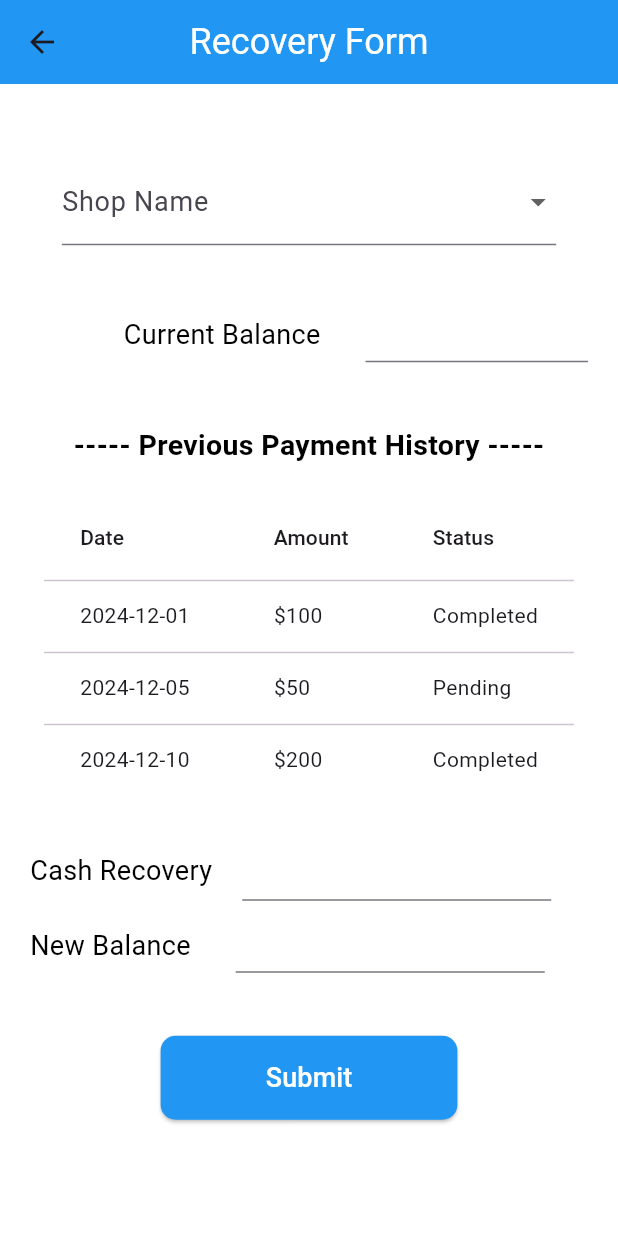
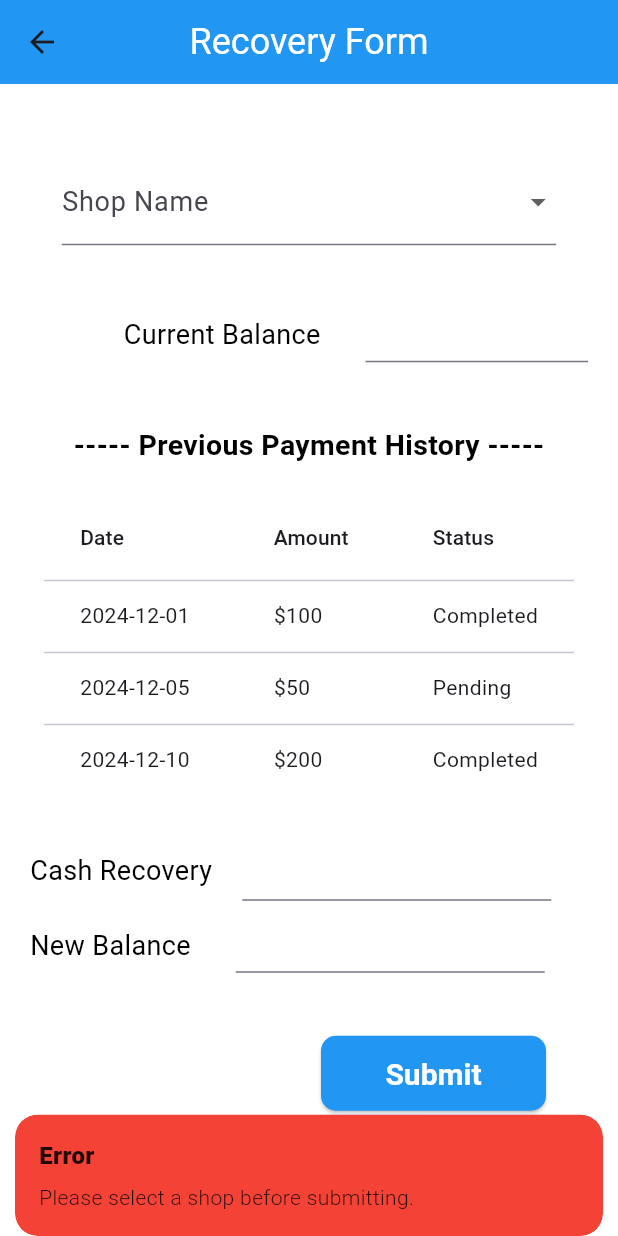
Before and after one commit to NabilaMalik/MetaxpertsBookIt, a Flutter app: the RecoveryformScreen screen opened directly, after a tap on "Submit", on a phone screen of 412 x 824 dp. Run offline on Flutter 3.47's test engine with Material 3 defaults, Android fonts, the phone set to English and light mode, and no system bars; our stand-ins replace get, image_picker, sqflite; accounts and stored records are empty.

Commit message:
Nabila'S complete design WITH BACKEND  31-dec-2024 2:37pm

```diff
--- a/lib/Database/Util.dart
+++ b/lib/Database/Util.dart
@@ -4,4 +4,4 @@ final orderMasterTableName = "orderMaster";
 final orderDetailsTableName = "orderDetails";
 final returnFormMasterTableName = "reConfirmOrder";
 final returnFormDetailsTableName = "returnFormDetails";
-final recoveryFormTableName = "returnFormDetails";
+final recoveryFormTableName = "recoveryForm";
--- a/lib/Repositories/confirm_order_repository.dart
+++ b/lib/Repositories/confirm_order_repository.dart
@@ -10,7 +10,7 @@ class ConfirmOrderRepository{
 
   Future<List<ConfirmOrderModel>> getConfirmOrder() async{
     var dbClient = await dbHelper.db;
-    List<Map> maps = await dbClient.query(orderMasterTableName,columns: ['id','shopName','ownerName','phoneNumber','ownerName','total','creditLimit','requiredDelivery' ]);
+    List<Map> maps = await dbClient.query(orderMasterTableName,columns: ['orderMasterId','shopName','ownerName','phoneNumber','ownerName','total','creditLimit','requiredDelivery' ]);
     List<ConfirmOrderModel> confirmorder = [];
     for(int i = 0; i<maps.length; i++)
     {
@@ -36,7 +36,7 @@ class ConfirmOrderRepository{
   Future<int> update(ConfirmOrderModel confirmorderModel) async{
     var dbClient = await dbHelper.db;
     return await dbClient.update(orderMasterTableName, confirmorderModel.toMap(),
-        where: 'id = ?', whereArgs: [confirmorderModel.id]);
+        where: 'id = ?', whereArgs: [confirmorderModel.orderMasterId]);
   }
 
   Future<int> delete(int id) async{
--- a/lib/Repositories/re_confirm_order_repository.dart
+++ b/lib/Repositories/re_confirm_order_repository.dart
@@ -7,14 +7,14 @@ class ReConfirmOrderRepository{
   DBHelper dbHelper = DBHelper();
   Future<List<ReConfirmOrderModel>> getReConfirmOrder() async{
     var dbClient = await dbHelper.db;
-    List<Map> maps = await dbClient.query(orderDetailsTableName,columns: ['id','product','quantity','inStock','rate','amount' ]);
+    List<Map> maps = await dbClient.query(orderDetailsTableName,columns: ['id','product','quantity','inStock','rate','amount','orderMasterId' ]);
     List<ReConfirmOrderModel> reconfirmorder = [];
     for(int i = 0; i<maps.length; i++)
     {
       reconfirmorder.add(ReConfirmOrderModel.fromMap(maps[i]));
     }
     if (kDebugMode) {
-      print('Raw data from database:');
+      print('OrderDetails Raw data from database:');
     }
     for (var map in maps) {
       if (kDebugMode) {
--- a/lib/Screens/home_screen/recoveryform_screen.dart
+++ b/lib/Screens/home_screen/recoveryform_screen.dart
@@ -1,4 +1,8 @@
 import 'package:flutter/material.dart';
+import 'package:get/get.dart';
+import '../../Model/recovery_form_model.dart';
+import '../../ViewModel/recovery_form_view_model.dart';
+
 class RecoveryformScreen extends StatefulWidget {
   const RecoveryformScreen({super.key});
 
@@ -7,37 +11,35 @@ class RecoveryformScreen extends StatefulWidget {
 }
 
 class _RecoveryformScreenState extends State<RecoveryformScreen> {
+  final recoveryformViewModel = Get.put(RecoveryFormViewModel());
+  final currentBalanceController = TextEditingController();
+  final cashRecoveryController = TextEditingController();
+  final newBalanceController = TextEditingController();
+  final _formKey = GlobalKey<FormState>();
+
   // Dropdown items and selected value
-  final List<String> _shops = ["Shop 1", "Shop 2", "Shop 3", "Shop 4"];
-  String? _selectedShop; // Holds the selected shop value
+  final List<String> _shops = [
+    "Shop 1", "Shop 2", "Shop 3", "Shop 4", "Shop 5",
+    "Shop 6", "Shop 7", "Shop 8", "Shop 9", "Shop 10"
+  ];
+  String? _selectedShopName;
 
-  // Controller for date fields
-  final TextEditingController _startDateController = TextEditingController();
-  final TextEditingController _endDateController = TextEditingController();
-
-  // Sample data for the data table (replace this with your dynamic data)
+  // Dummy payment history data
   final List<Map<String, String>> _paymentHistory = [
     {"Date": "2024-12-01", "Amount": "\$100", "Status": "Completed"},
     {"Date": "2024-12-05", "Amount": "\$50", "Status": "Pending"},
     {"Date": "2024-12-10", "Amount": "\$200", "Status": "Completed"},
   ];
 
-  // Method to show a date picker
-  Future<void> _selectDate(BuildContext context, TextEditingController controller) async {
-    DateTime? pickedDate = await showDatePicker(
-      context: context,
-      initialDate: DateTime.now(),
-      firstDate: DateTime(2000),
-      lastDate: DateTime(2100),
-    );
-    if (pickedDate != null) {
-      setState(() {
-        controller.text = "${pickedDate.toLocal()}".split(' ')[0];
-      });
-    }
+  @override
+  void dispose() {
+    currentBalanceController.dispose();
+    cashRecoveryController.dispose();
+    newBalanceController.dispose();
+    super.dispose();
   }
 
-  // A helper method to build TextField widgets with custom decoration
+  // Method to build text fields
   Widget _buildTextField({
     required String label,
     required TextInputType keyboardType,
@@ -59,10 +61,39 @@ class _RecoveryformScreenState extends State<RecoveryformScreen> {
         decoration: InputDecoration(
           hintText: label,
           hintStyle: const TextStyle(color: Colors.grey, fontSize: 16),
-          border: const UnderlineInputBorder(), // Adds a bottom border
+          border: const UnderlineInputBorder(),
         ),
       ),
     );
+  }
+
+  // Method to handle form submission
+  void _handleSubmit() {
+    if (_formKey.currentState!.validate()) {
+      if (_selectedShopName == null) {
+        Get.snackbar("Error", "Please select a shop before submitting.",
+            snackPosition: SnackPosition.BOTTOM, backgroundColor: Colors.red);
+        return;
+      }
+
+      // Proceed to submit the form
+      recoveryformViewModel.addRecoveryForm(
+        RecoveryFormModel(
+          shopName: _selectedShopName!,
+          currentBalance: currentBalanceController.text,
+          cashRecovery: cashRecoveryController.text,
+          newBalance: newBalanceController.text,
+        ),
+      );
+
+      // Debug prints for validation
+      // print("Selected Shop Name: $_selectedShopName");
+      // print("Cash Recovery: ${cashRecoveryController.text}");
+      // print("New Balance: ${newBalanceController.text}");
+
+      Get.snackbar("Success", "Recovery form submitted successfully!",
+          snackPosition: SnackPosition.BOTTOM, backgroundColor: Colors.blue.shade900);
+    }
   }
 
   @override
@@ -85,19 +116,21 @@ class _RecoveryformScreenState extends State<RecoveryformScreen> {
           height: size.height,
           padding: const EdgeInsets.symmetric(horizontal: 20),
           child: SingleChildScrollView(
+            child: Form(
+              key: _formKey,
               child: Column(
                 children: [
                   const SizedBox(height: 50),
                   // Dropdown for selecting shop
                   SizedBox(
-                  width: size.width * 0.8, // Adjusts to 80% of screen width
+                    width: size.width * 0.8,
                     child: DropdownButtonFormField<String>(
                       decoration: const InputDecoration(
                         labelText: "Shop Name",
                         labelStyle: TextStyle(fontSize: 18),
-                      border: UnderlineInputBorder(), // Adds a bottom border
+                        border: UnderlineInputBorder(),
                       ),
-                    value: _selectedShop, // Selected value
+                      value: _selectedShopName,
                       items: _shops.map((shop) {
                         return DropdownMenuItem(
                           value: shop,
@@ -106,35 +139,31 @@ class _RecoveryformScreenState extends State<RecoveryformScreen> {
                       }).toList(),
                       onChanged: (value) {
                         setState(() {
-                        _selectedShop = value; // Update selected shop
+                          _selectedShopName = value;
                         });
                       },
                     ),
                   ),
                   const SizedBox(height: 30),
-                // Row with TextField and text widget aligned on the right
                   Row(
                     mainAxisAlignment: MainAxisAlignment.end,
                     children: [
                       const Text(
                         'Current Balance',
-                      style: TextStyle(
-                        fontSize: 18,
-                        color: Colors.black,
-                      ),
+                        style: TextStyle(fontSize: 18, color: Colors.black),
                       ),
                       const SizedBox(width: 30),
-                    // TextField on the right
                       _buildTextField(
                         label: "",
                         keyboardType: TextInputType.text,
-                      width: size.width * 0.36, // Adjusts to 60% of screen width
+                        width: size.width * 0.36,
                         height: 60,
+                        controller: currentBalanceController,
                       ),
                     ],
                   ),
                   const SizedBox(height: 30),
-                Text(
+                  const Text(
                     "----- Previous Payment History -----",
                     style: TextStyle(
                       fontSize: 19,
@@ -143,7 +172,6 @@ class _RecoveryformScreenState extends State<RecoveryformScreen> {
                     ),
                   ),
                   const SizedBox(height: 20),
-                // DataTable for displaying payment history
                   DataTable(
                     columns: const [
                       DataColumn(label: Text("Date")),
@@ -159,23 +187,19 @@ class _RecoveryformScreenState extends State<RecoveryformScreen> {
                     }).toList(),
                   ),
                   const SizedBox(height: 30),
-                // Row with text and a text box with underline border horizontally
                   Row(
                     children: [
                       const Text(
                         "Cash Recovery",
-                      style: TextStyle(
-                        fontSize: 18,
-                        color: Colors.black,
-                      ),
+                        style: TextStyle(fontSize: 18, color: Colors.black),
                       ),
                       const SizedBox(width: 20),
-                    // TextField for Cash Recovery
                       _buildTextField(
                         label: "",
                         keyboardType: TextInputType.text,
-                      width: size.width * 0.5, // Adjusts to 60% of screen width
+                        width: size.width * 0.5,
                         height: 40,
+                        controller: cashRecoveryController,
                       ),
                     ],
                   ),
@@ -183,44 +207,41 @@ class _RecoveryformScreenState extends State<RecoveryformScreen> {
                     children: [
                       const Text(
                         "New Balance",
-                      style: TextStyle(
-                        fontSize: 18,
-                        color: Colors.black,
-                      ),
+                        style: TextStyle(fontSize: 18, color: Colors.black),
                       ),
                       const SizedBox(width: 30),
-                    // TextField for New Balance
                       _buildTextField(
                         label: "",
                         keyboardType: TextInputType.text,
-                      width: size.width * 0.5, // Adjusts to 60% of screen width
+                        width: size.width * 0.5,
                         height: 60,
+                        controller: newBalanceController,
                       ),
                     ],
                   ),
                   const SizedBox(height: 30),
-                // Submit Button
+                  Row(
+                    mainAxisAlignment: MainAxisAlignment.end,
+                    children: [
                       ElevatedButton(
-                  onPressed: () {
-                    // Implement your submit action here
-                    print("Form Submitted");
-                  },
+                        onPressed: _handleSubmit,
+                        child: const Text("Submit"),
                         style: ElevatedButton.styleFrom(
+                          foregroundColor: Colors.white,
                           backgroundColor: Colors.blue,
-                    padding: const EdgeInsets.symmetric(vertical: 15, horizontal: 70),
+                          minimumSize: const Size(150, 50),
                           shape: RoundedRectangleBorder(
                             borderRadius: BorderRadius.circular(10),
                           ),
-                  ),
-                  child: const Text(
-                    "Submit",
-                    style: TextStyle(
-                      color: Colors.white,
-                      fontSize: 18,
+                          textStyle: const TextStyle(
+                              fontSize: 20, fontWeight: FontWeight.bold),
                         ),
                       ),
+                      const SizedBox(width: 28),
+                    ],
                   ),
                 ],
+              ),
             ),
           ),
         ),
```
Also changed, not shown: lib/Database/dp_helper.dart (+4 -4 lines), lib/Model/confirm_order_model.dart (+4 -4 lines), lib/Model/re_confirm_order_model.dart (+4 -4 lines), lib/Screens/home_screen/confirmorder_scredn.dart (+13 -22 lines), lib/Screens/home_screen/reconfirm_order_screen.dart (+8 -8 lines). Lines whose indentation alone changed are shown as unchanged.
